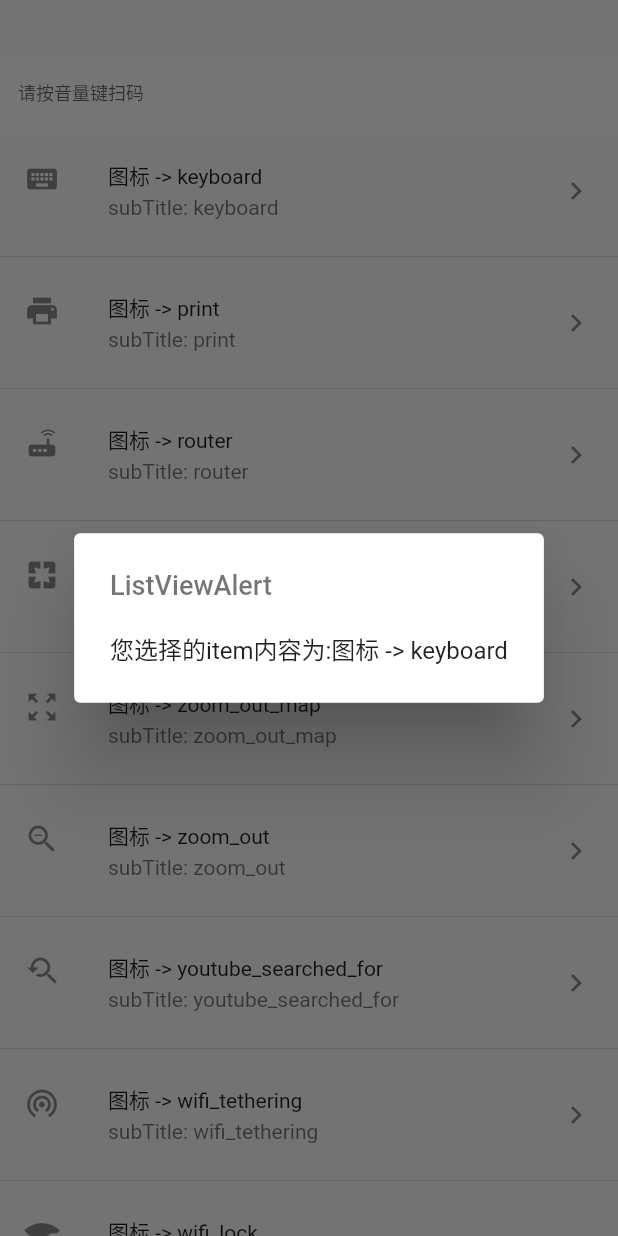
After one commit to kingGang/dl_pos, a Flutter app: the AntiStockList screen opened directly, after a tap on "图标 -> keyboard", on a phone screen of 412 x 824 dp. The commit adds this screen. Run offline on Flutter 3.47's test engine with Material 2 defaults, Android fonts, the phone set to English and light mode, and no system bars; our stand-ins replace date_format, dio; missing offline and left inert: flutter_bugly, sunmi.

Commit message:
listview

```diff
--- /dev/null
+++ b/lib/pages/mrket/antistock.dart
@@ -0,0 +1,124 @@
+import 'package:dl_pos/view/rawkeytextfield.dart';
+import 'package:flutter/material.dart';
+
+class AntiStockList extends StatefulWidget {
+  @override
+  _AntiStockListState createState() => _AntiStockListState();
+}
+
+class _AntiStockListState extends State<AntiStockList> {
+  @override
+  void initState() {
+    // TODO: implement initState
+    super.initState();
+
+  }
+
+  @override
+  Widget build(BuildContext context) {
+    return Scaffold(
+      // backgroundColor: Color.fromARGB(0, 0, 0, 0),
+
+      body:Column(
+        children:<Widget>[
+          Container(
+            margin: EdgeInsets.only(top:36),
+            child:RawKeyTextField(inputFinsh: (val){
+              print("扫码值为：$val");
+              setState(() {
+                strItems.insert(0,val);
+                subTitleItems.insert(0,val);
+                iconItems.insert(0,Icon(Icons.access_time));
+              });
+            },)
+          ),
+          Expanded(child: Container(
+        child: Scrollbar(
+      child: ListView.separated(itemBuilder: (context,item){
+        return buildListData(context, strItems[item], iconItems[item], subTitleItems[item]);
+      }, separatorBuilder: (BuildContext context, int index) => new Divider(),  itemCount: strItems.length)
+      ),
+      ),)
+        ]
+      )
+      );
+
+
+  }
+}
+
+
+List<String> subTitleItems = <String>[
+    'subTitle: keyboard', 'subTitle: print',
+    'subTitle: router', 'subTitle: pages',
+    'subTitle: zoom_out_map', 'subTitle: zoom_out',
+    'subTitle: youtube_searched_for', 'subTitle: wifi_tethering',
+    'subTitle: wifi_lock', 'subTitle: widgets',
+    'subTitle: weekend', 'subTitle: web',
+    'subTitle: accessible', 'subTitle: ac_unit',
+  ];
+List<String> strItems = <String>[
+  '图标 -> keyboard',
+  '图标 -> print',
+  '图标 -> router',
+  '图标 -> pages',
+  '图标 -> zoom_out_map',
+  '图标 -> zoom_out',
+  '图标 -> youtube_searched_for',
+  '图标 -> wifi_tethering',
+  '图标 -> wifi_lock',
+  '图标 -> widgets',
+  '图标 -> weekend',
+  '图标 -> web',
+  '图标 -> accessible',
+  '图标 -> ac_unit',
+];
+
+List<Icon> iconItems = <Icon>[
+  new Icon(Icons.keyboard),
+  new Icon(Icons.print),
+  new Icon(Icons.router),
+  new Icon(Icons.pages),
+  new Icon(Icons.zoom_out_map),
+  new Icon(Icons.zoom_out),
+  new Icon(Icons.youtube_searched_for),
+  new Icon(Icons.wifi_tethering),
+  new Icon(Icons.wifi_lock),
+  new Icon(Icons.widgets),
+  new Icon(Icons.weekend),
+  new Icon(Icons.web),
+  new Icon(Icons.accessible),
+  new Icon(Icons.ac_unit),
+];
+
+Widget buildListData(BuildContext context, String titleItem, Icon iconItem, String subTitleItem) {
+    return new ListTile(
+      leading: iconItem,
+      title: new Text(
+        titleItem,
+        style: TextStyle(fontSize: 14),
+      ),
+      subtitle: new Text(
+        subTitleItem,
+      ),
+      trailing: new Icon(Icons.keyboard_arrow_right),
+      // 创建点击事件
+      onTap: () {
+        showDialog(
+          context: context,
+          builder: (BuildContext context) {
+            return new AlertDialog(
+              title: new Text(
+                'ListViewAlert',
+                style: new TextStyle(
+                  color: Colors.black54,
+                  fontSize: 18.0,
+                ),
+              ),
+              content: new Text('您选择的item内容为:$titleItem'),
+            );
+          },
+        );
+      },
+    );
+  }
--- a/lib/pages/mrket/mrket.dart
+++ b/lib/pages/mrket/mrket.dart
@@ -9,6 +9,7 @@ import 'package:flutter/material.dart';
 import 'package:flutter_bugly/flutter_bugly.dart';
 // import 'package:install_plugin/install_plugin.dart';
 import 'package:path_provider/path_provider.dart';
+
 // import 'package:permission_handler/permission_handler.dart';
 
 class Mrket extends StatefulWidget {
@@ -148,6 +149,12 @@ class _MrketState extends State<Mrket> {
             _printDailyStatement();
           },
           child: Text("打印日结单"),
+        ),
+        RaisedButton(
+          onPressed: () {
+            Navigator.of(context).pushNamed("/antistock");
+          },
+          child: Text("防串货"),
         )
       ],
     ));
--- a/lib/routes/routes.dart
+++ b/lib/routes/routes.dart
@@ -1,4 +1,6 @@
 // import 'package:flutter/material.dart';
+import 'package:dl_pos/pages/mrket/antistock.dart';
+
 import '../pages/mine/mine.dart';
 import '../tabs/tabs.dart';
 import '../pages/loading/loading.dart';
@@ -7,6 +9,7 @@ final dlRoutes={
     '/':(context)=>Tabs(),
     '/loading':(context)=>LoadingPage(),
     '/test':(context)=>Mine(),
+    '/antistock':(context)=>AntiStockList(),
   };
 
 //命名路由，传值固定写法
--- a/lib/view/rawkeytextfield.dart
+++ b/lib/view/rawkeytextfield.dart
@@ -81,7 +81,7 @@ class _RawKeyTextFieldState extends State<RawKeyTextField> {
 
               switch (rawKeyEventDataAndroid.keyCode) {
                 case 66: //KEY_ENTER
-                  print(_controller.text);
+                  // print(_controller.text);
                   setState(() {
                     // isRead=false;
                     // SystemChannels.textInput.invokeMethod('TextInput.hide');
```
Also changed, not shown: pubspec.lock.
